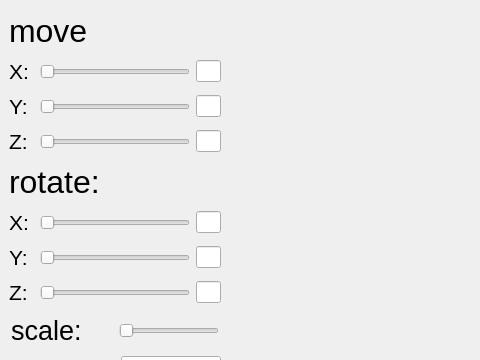
SSkimos/3DViewer, file src/view/window.ui: the form before one commit; both pictures show x 0 to 480 and y 0 to 360 of the 809 by 890 pixel window.
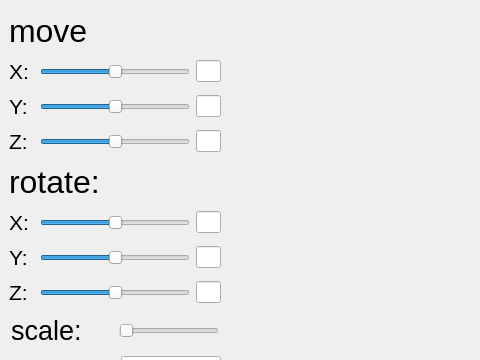
The form after the commit. Custom widgets are drawn as their Qt base class.

The edit to the form file:
```diff
--- a/src/view/window.ui
+++ b/src/view/window.ui
@@ -86,6 +86,12 @@
               <height>0</height>
              </size>
             </property>
+            <property name="minimum">
+             <number>-180</number>
+            </property>
+            <property name="maximum">
+             <number>180</number>
+            </property>
             <property name="orientation">
              <enum>Qt::Horizontal</enum>
             </property>
@@ -149,6 +155,12 @@
               <height>0</height>
              </size>
             </property>
+            <property name="minimum">
+             <number>-180</number>
+            </property>
+            <property name="maximum">
+             <number>180</number>
+            </property>
             <property name="orientation">
              <enum>Qt::Horizontal</enum>
             </property>
@@ -212,6 +224,12 @@
               <height>0</height>
              </size>
             </property>
+            <property name="minimum">
+             <number>-180</number>
+            </property>
+            <property name="maximum">
+             <number>180</number>
+            </property>
             <property name="orientation">
              <enum>Qt::Horizontal</enum>
             </property>
@@ -299,6 +317,12 @@
               <height>0</height>
              </size>
             </property>
+            <property name="minimum">
+             <number>-180</number>
+            </property>
+            <property name="maximum">
+             <number>180</number>
+            </property>
             <property name="orientation">
              <enum>Qt::Horizontal</enum>
             </property>
@@ -362,6 +386,12 @@
               <height>0</height>
              </size>
             </property>
+            <property name="minimum">
+             <number>-180</number>
+            </property>
+            <property name="maximum">
+             <number>180</number>
+            </property>
             <property name="orientation">
              <enum>Qt::Horizontal</enum>
             </property>
@@ -425,6 +455,12 @@
               <height>0</height>
              </size>
             </property>
+            <property name="minimum">
+             <number>-180</number>
+            </property>
+            <property name="maximum">
+             <number>180</number>
+            </property>
             <property name="orientation">
              <enum>Qt::Horizontal</enum>
             </property>
```
Left out of the diff: 6 changed lines with no effect on the pictures.
